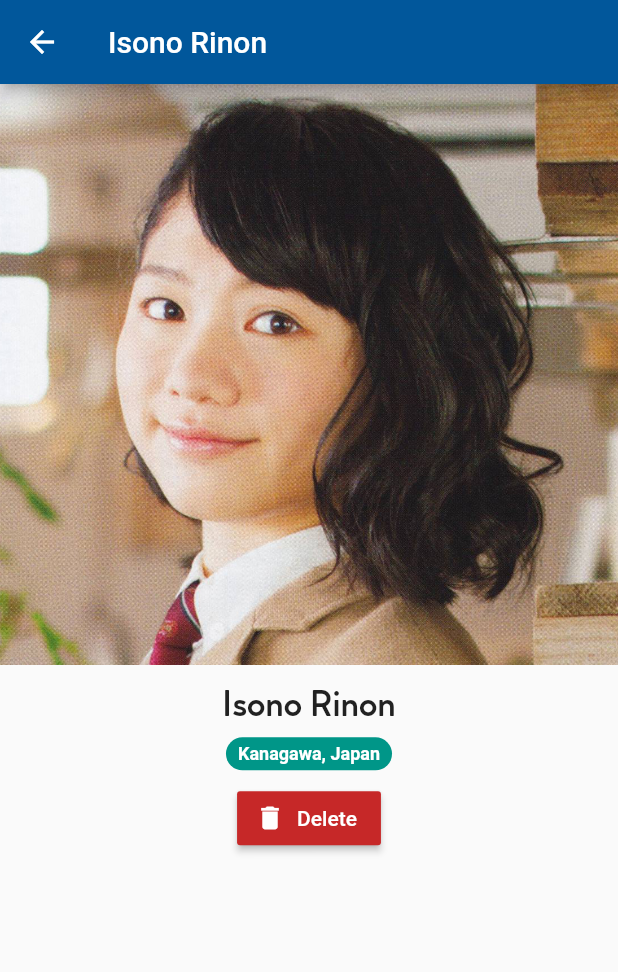
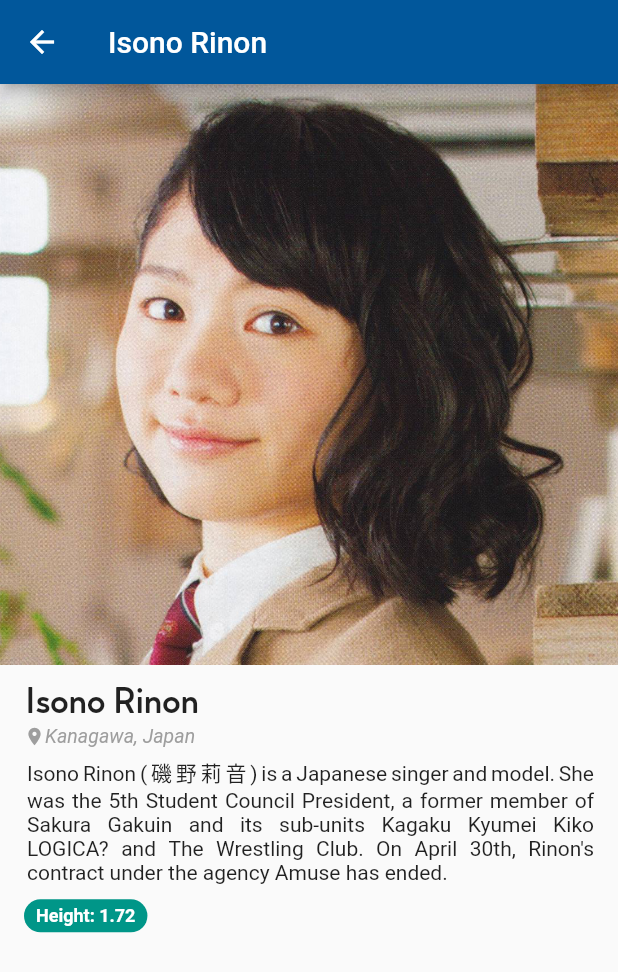
Before and after one commit to emmanuelsw/flutter_sg, a Flutter app: the screen it shows after launch, after a tap on "Login", after a tap on "Details", on a phone screen of 412 x 824 dp. Shown: the top 972 px of the screen. Run offline on Flutter 3.47's test engine with Material 2 defaults, Android fonts, the phone set to English and light mode, and no system bars.

Commit message:
Member page UI

```diff
--- a/lib/main.dart
+++ b/lib/main.dart
@@ -22,7 +22,12 @@ class _MyApp extends State<MyApp> {
   @override
   void initState() {
     super.initState();
-    _members.add({'title': 'Isono Rinon', 'image': 'assets/rinon.jpg'});
+    _members.add({
+      'title': 'Isono Rinon',
+      'image': 'assets/rinon.jpg',
+      'description': 'Isono Rinon (磯野莉音) is a Japanese singer and model. She was the 5th Student Council President, a former member of Sakura Gakuin and its sub-units Kagaku Kyumei Kiko LOGICA? and The Wrestling Club. On April 30th, Rinon\'s contract under the agency Amuse has ended.',
+      'height': 1.72
+    });
   }
 
   void _addMember(Map<String, dynamic> member) {
@@ -53,7 +58,7 @@ class _MyApp extends State<MyApp> {
           final int index = int.parse(pathElements[2]);
           return MaterialPageRoute<bool>(
             builder: (BuildContext context) =>
-              MemberPage(_members[index]['title'], _members[index]['image']),
+              MemberPage(_members[index]),
           );
         }
         return null;
--- a/lib/pages/member.dart
+++ b/lib/pages/member.dart
@@ -1,36 +1,9 @@
 import 'package:flutter/material.dart';
 
 class MemberPage extends StatelessWidget {
-  final String title, imageUrl;
+  final Map<String, dynamic> member;
 
-  MemberPage(this.title, this.imageUrl);
-
-  Future _showWarningDialog(BuildContext context) {
-    return showDialog(
-      context: context,
-      builder: (BuildContext context) {
-        return AlertDialog(
-          title: Text('Are you sure?'),
-          content: Text('This action cannot be undone!'),
-          actions: <Widget>[
-            FlatButton(
-              child: Text('DISCARD'),
-              onPressed: () {
-                Navigator.pop(context);
-              },
-            ),
-            FlatButton(
-              child: Text('CONTINUE'),
-              onPressed: () {
-                Navigator.pop(context);
-                Navigator.pop(context, true);
-              },
-            ),
-          ],
-        );
-      },
-    );
-  }
+  MemberPage(this.member);
 
   @override
   Widget build(BuildContext context) {
@@ -42,18 +15,38 @@ class MemberPage extends StatelessWidget {
       child: Scaffold(
         appBar: AppBar(
           backgroundColor: Colors.lightBlue[900],
-          title: Text(title),
+          title: Text(member['title']),
         ),
         body: Column(
-          crossAxisAlignment: CrossAxisAlignment.center,
           children: <Widget>[
-            Image.asset(imageUrl),
+            Image.asset(member['image']),
             Container(
-              margin: EdgeInsets.only(top: 16.0, bottom: 6.0),
+              margin: EdgeInsets.only(left: 16.0),
+              child: Column(
+                crossAxisAlignment: CrossAxisAlignment.start,
+                children: <Widget>[
+                  Container(
+                    margin: EdgeInsets.only(top: 14.0, bottom: 0.0, left: 1.0),
                     child: Text(
-                title,
+                      member['title'],
                       style: TextStyle(fontWeight: FontWeight.bold, fontSize: 24.0, fontFamily: 'Cocogoose'),
                     ),
+                  ),
+                  Row(
+                    children: <Widget>[
+                      Icon(Icons.place, size: 14.0, color: Colors.grey,),
+                      Text(
+                        'Kanagawa, Japan',
+                        style: TextStyle(color: Colors.grey, fontStyle: FontStyle.italic, fontSize: 13.0),
+                      )
+                    ],
+                  ),
+                  Padding(
+                    padding: EdgeInsets.only(left: 2.0, top: 6.0, right: 16.0, bottom: 10.0),
+                    child: Text(
+                      member['description'],
+                      textAlign: TextAlign.justify,
+                      style: TextStyle(color: Colors.black87)),
                   ),
                   Container(
                     margin: EdgeInsets.only(bottom: 8.0),
@@ -63,20 +56,11 @@ class MemberPage extends StatelessWidget {
                       color: Colors.teal
                     ),
                     child: Text(
-                'Kanagawa, Japan',
+                      'Height: ${member['height']}',
                       style: TextStyle(color: Colors.white, fontWeight: FontWeight.bold, fontSize: 12.0),
                     ),
                   ),
-            Container(
-              child: RaisedButton.icon(
-                icon: Icon(
-                  Icons.delete,
-                  size: 20.0,
-                ),
-                label: Text('Delete'),
-                color: Colors.red[800],
-                textColor: Colors.white,
-                onPressed: () => _showWarningDialog(context),
+                ],
               ),
             ),
           ],
```
Lines whose indentation alone changed are shown as unchanged.
